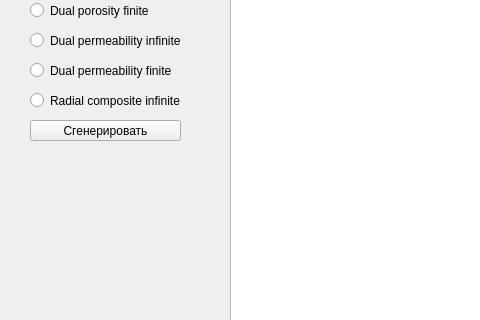
Old version of the form ui/main.ui in the repository IDGayazov/data_gen; both pictures show x 0 to 480 and y 160 to 480 of the 800 by 600 pixel window.
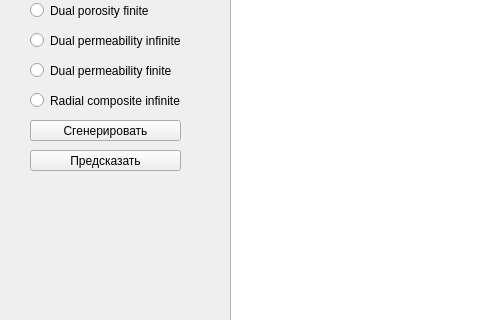
New version of the form.

```diff
--- a/ui/main.ui
+++ b/ui/main.ui
@@ -118,6 +118,19 @@
      <string>Сгенерировать</string>
     </property>
    </widget>
+   <widget class="QPushButton" name="predict">
+    <property name="geometry">
+     <rect>
+      <x>30</x>
+      <y>310</y>
+      <width>151</width>
+      <height>21</height>
+     </rect>
+    </property>
+    <property name="text">
+     <string>Предсказать</string>
+    </property>
+   </widget>
    <widget class="QGraphicsView" name="graphic">
     <property name="geometry">
      <rect>
```
